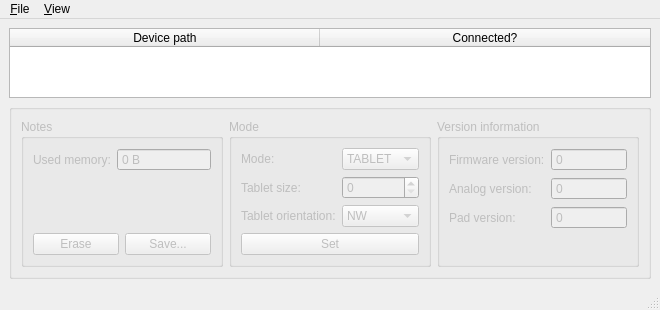
This is m210c-qt/ui/mainwindow.ui in tuomasjjrasanen/m210 as Qt 5 draws it before an edit. The edited form follows.
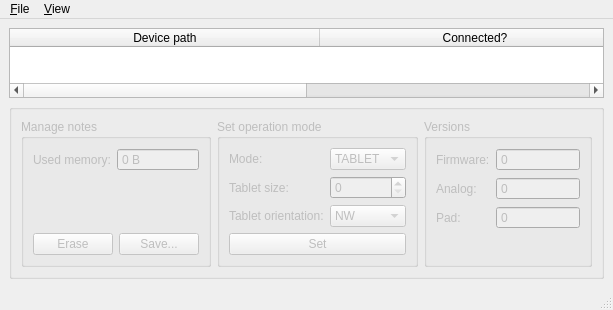
This is the edited form.

Commit message: m210c-qt: skeleton for note viewer widget

Diff of the .ui file:
```diff
--- a/m210c-qt/ui/mainwindow.ui
+++ b/m210c-qt/ui/mainwindow.ui
@@ -6,8 +6,8 @@
    <rect>
     <x>0</x>
     <y>0</y>
-    <width>660</width>
-    <height>302</height>
+    <width>613</width>
+    <height>280</height>
    </rect>
   </property>
   <property name="windowTitle">
@@ -73,7 +73,7 @@
          <item>
           <widget class="QGroupBox" name="groupBox_3">
            <property name="title">
-            <string>Notes</string>
+            <string>Manage notes</string>
            </property>
            <layout class="QVBoxLayout" name="verticalLayout_3">
             <item>
@@ -136,7 +136,7 @@
          <item>
           <widget class="QGroupBox" name="groupBox_4">
            <property name="title">
-            <string>Mode</string>
+            <string>Set operation mode</string>
            </property>
            <layout class="QVBoxLayout" name="verticalLayout_2">
             <item>
@@ -232,7 +232,7 @@
          <item>
           <widget class="QGroupBox" name="groupBox_2">
            <property name="title">
-            <string>Version information</string>
+            <string>Versions</string>
            </property>
            <layout class="QFormLayout" name="formLayout">
             <property name="labelAlignment">
@@ -244,7 +244,7 @@
             <item row="0" column="0">
              <widget class="QLabel" name="label">
               <property name="text">
-               <string>Firmware version:</string>
+               <string>Firmware:</string>
               </property>
               <property name="buddy">
                <cstring>spinBoxFirmwareVersion</cstring>
@@ -267,7 +267,7 @@
             <item row="1" column="0">
              <widget class="QLabel" name="label_2">
               <property name="text">
-               <string>Analog version:</string>
+               <string>Analog:</string>
               </property>
               <property name="buddy">
                <cstring>spinBoxAnalogVersion</cstring>
@@ -290,7 +290,7 @@
             <item row="2" column="0">
              <widget class="QLabel" name="label_3">
               <property name="text">
-               <string>Pad version:</string>
+               <string>Pad:</string>
               </property>
               <property name="buddy">
                <cstring>spinBoxPadVersion</cstring>
@@ -325,7 +325,7 @@
     <rect>
      <x>0</x>
      <y>0</y>
-     <width>660</width>
+     <width>613</width>
      <height>21</height>
     </rect>
    </property>
```
The commit also changes 7 other files.
